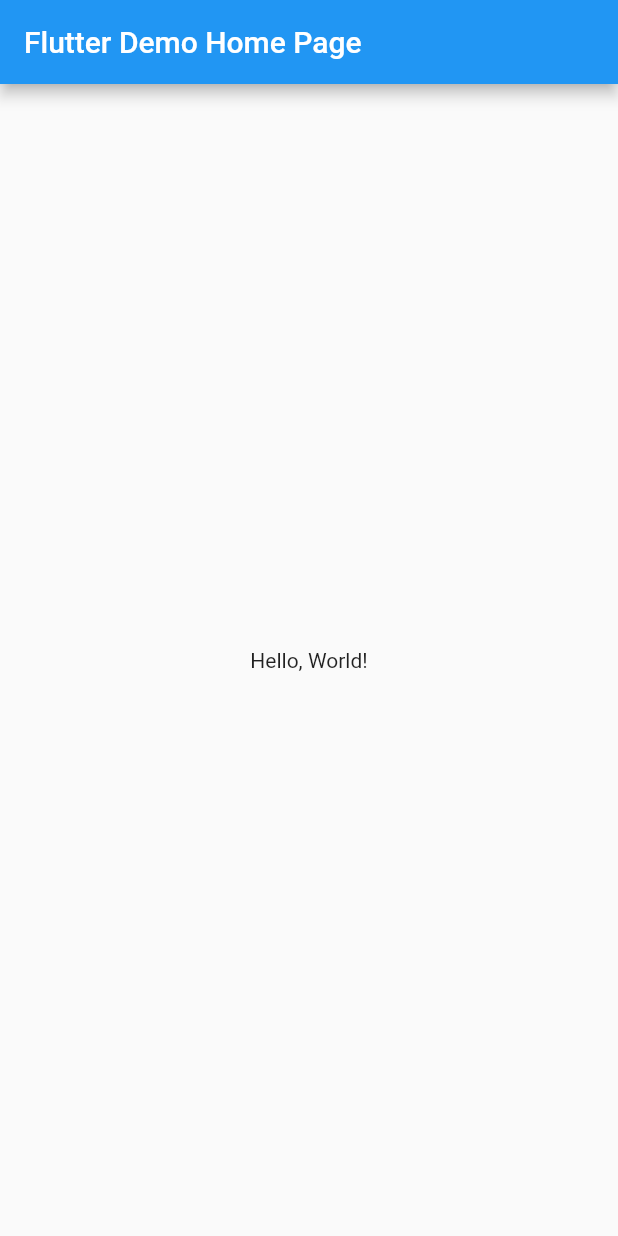
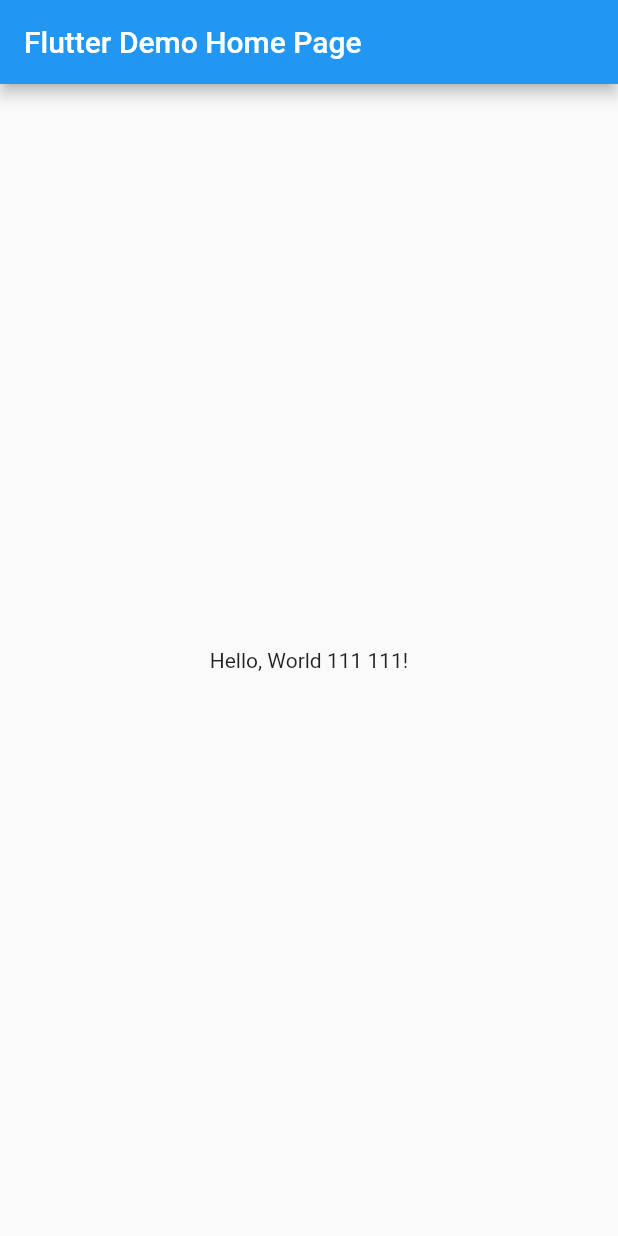
Before and after one commit to mdrobnych/vcs_tester2, a Flutter app: the screen it shows after launch, on a phone screen of 412 x 824 dp. Run offline on Flutter 3.47's test engine with Material 2 defaults, Android fonts, the phone set to English and light mode, and no system bars.

Commit message:
add 1 text

```diff
--- a/lib/main.dart
+++ b/lib/main.dart
@@ -33,7 +33,7 @@ class MyHomePage extends StatelessWidget {
       ),
       body: Center(
         child: Text(
-          'Hello, World!',
+          'Hello, World 111 111!',
         ),
       ),
     );
```
